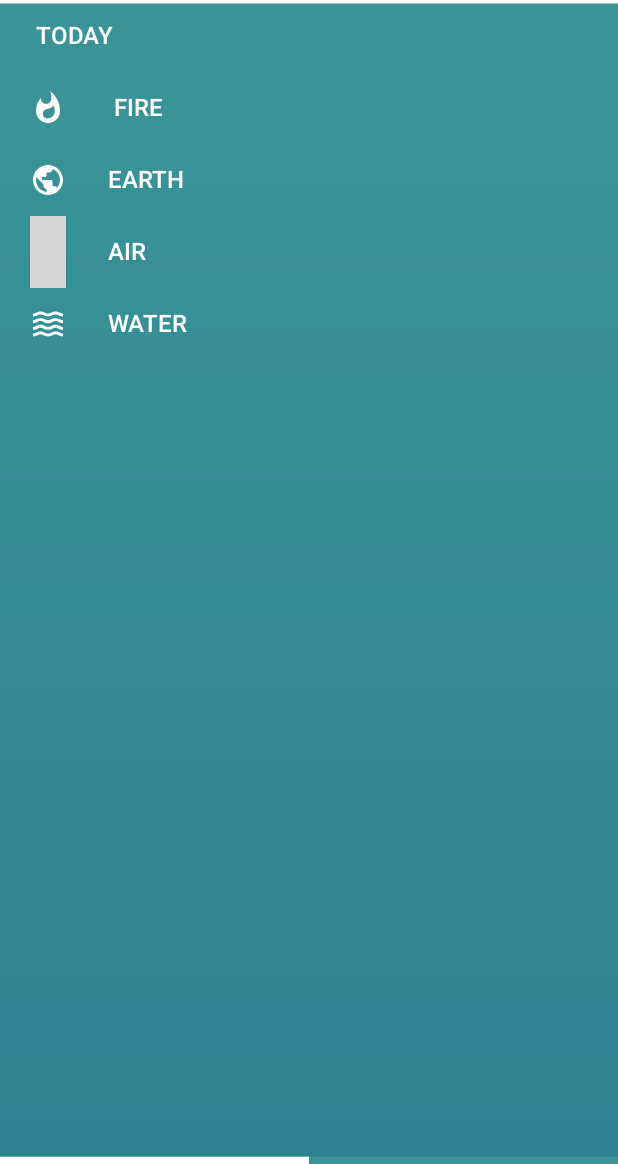
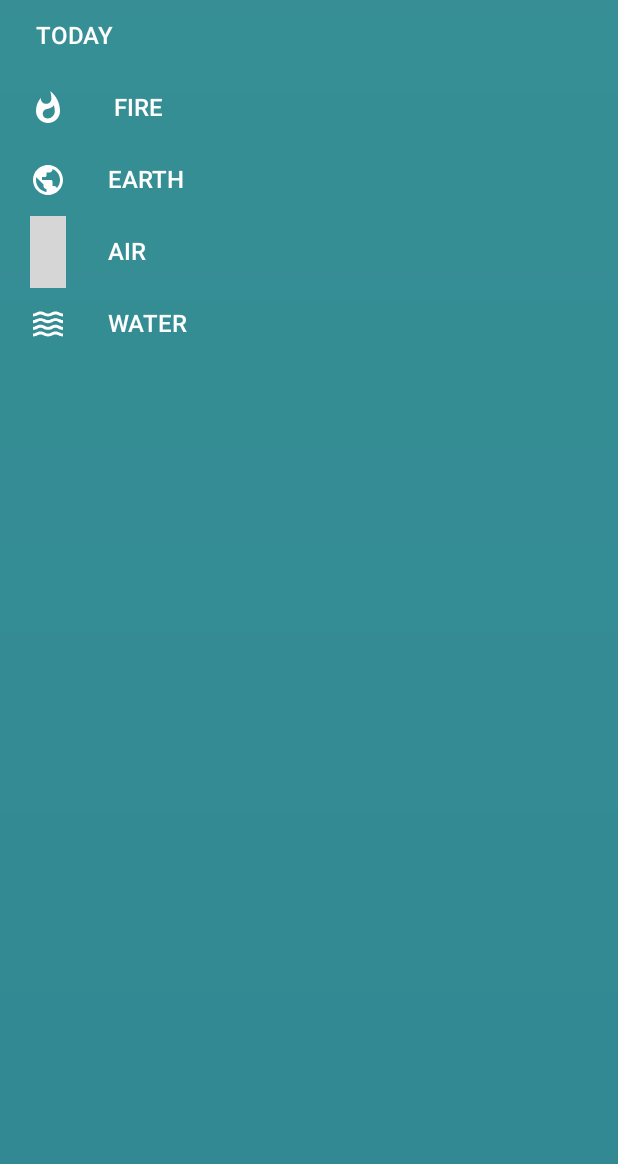
Before and after one commit to Syu125/Avatar, an Android app: the Menu screen opened directly, with no data from a screen before it, on a phone screen of 412 x 824 dp, the part 72-1236 px from its top. Run offline under Robolectric (Android 15) with nearby library versions, the phone set to English and light mode, and no system bars; grey boxes are pictures that could not be loaded.

Commit message:
made background fit properly in xml

```diff
--- a/app/src/main/res/layout/activity_menu.xml
+++ b/app/src/main/res/layout/activity_menu.xml
@@ -9,11 +9,10 @@
 
     <ImageView
         android:id="@+id/bg"
-        android:layout_width="match_parent"
-        android:layout_height="wrap_content"
-        android:layout_below="@id/navbar"
+        android:layout_width="fill_parent"
+        android:layout_height="fill_parent"
         android:background="@drawable/menu_lines"
-        android:scaleType="centerCrop"
+        android:scaleType="center"
         android:src="@drawable/menu_bg" />
 
     <TextView
```
